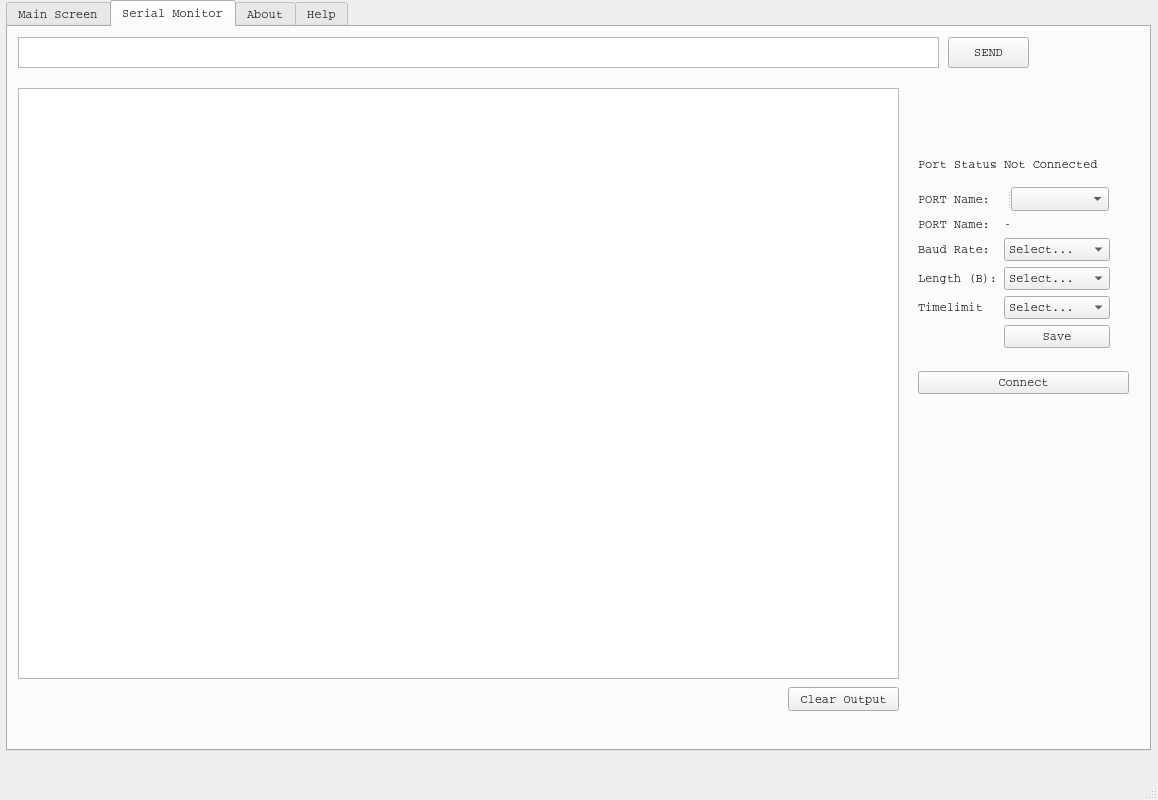
dekhosla/Camera_FrameWork, file QT_Camera_UI.ui: the form before one commit.
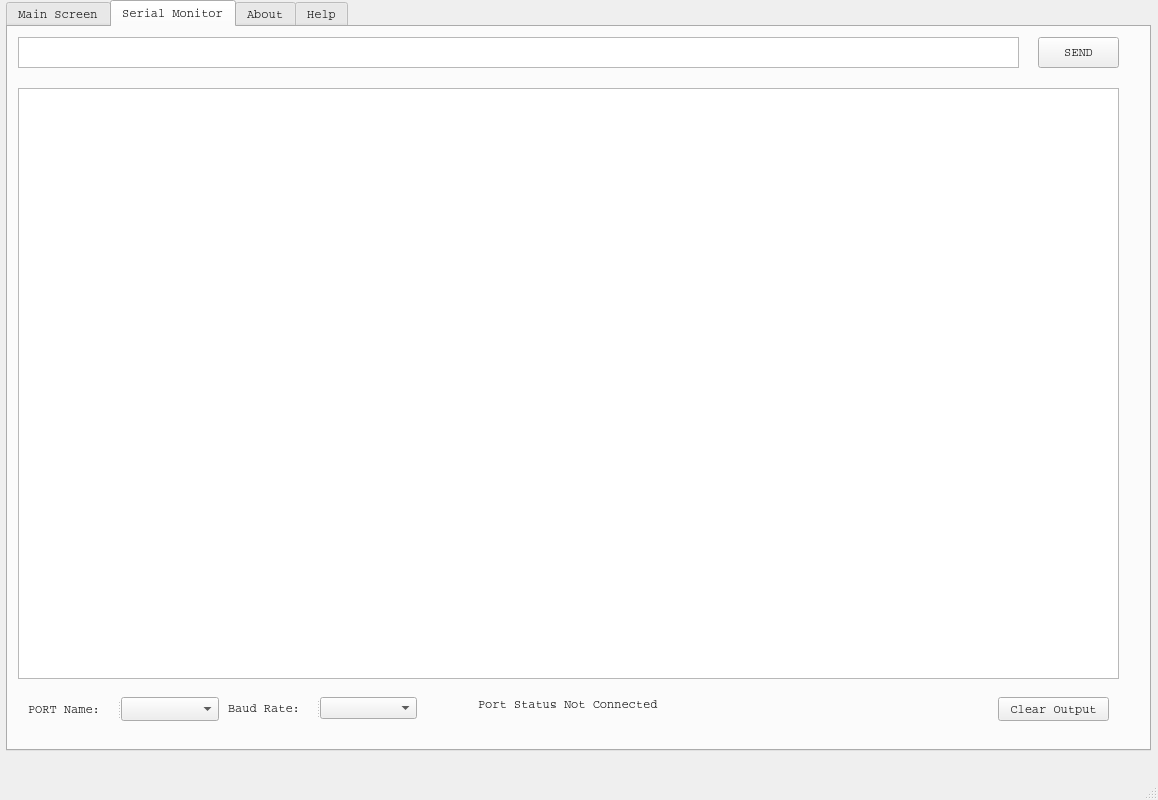
The form after the commit.

Commit message:
UI Change for Serial Monitor
UI Change

```diff
--- a/QT_Camera_UI.ui
+++ b/QT_Camera_UI.ui
@@ -42,7 +42,7 @@
      <property name="leftMargin">
       <number>6</number>
      </property>
-     <item row="0" column="0">
+     <item row="1" column="0">
       <widget class="QTabWidget" name="tabWidget">
        <property name="enabled">
         <bool>true</bool>
@@ -225,7 +225,7 @@
           <rect>
            <x>10</x>
            <y>10</y>
-           <width>921</width>
+           <width>1001</width>
            <height>31</height>
           </rect>
          </property>
@@ -233,7 +233,7 @@
         <widget class="QPushButton" name="pushButton_3">
          <property name="geometry">
           <rect>
-           <x>940</x>
+           <x>1030</x>
            <y>10</y>
            <width>81</width>
            <height>31</height>
@@ -243,202 +243,11 @@
           <string>SEND</string>
          </property>
         </widget>
-        <widget class="QWidget" name="formLayoutWidget">
-         <property name="geometry">
-          <rect>
-           <x>910</x>
-           <y>190</y>
-           <width>192</width>
-           <height>132</height>
-          </rect>
-         </property>
-         <layout class="QFormLayout" name="formLayout">
-          <item row="0" column="0">
-           <widget class="QLabel" name="label_2">
-            <property name="text">
-             <string>PORT Name:</string>
-            </property>
-           </widget>
-          </item>
-          <item row="0" column="1">
-           <widget class="QLabel" name="label_11">
-            <property name="text">
-             <string>-</string>
-            </property>
-           </widget>
-          </item>
-          <item row="1" column="0">
-           <widget class="QLabel" name="label_6">
-            <property name="text">
-             <string>Baud Rate:</string>
-            </property>
-           </widget>
-          </item>
-          <item row="1" column="1">
-           <widget class="QComboBox" name="comboBox_1">
-            <item>
-             <property name="text">
-              <string>Select...</string>
-             </property>
-            </item>
-            <item>
-             <property name="text">
-              <string>1200</string>
-             </property>
-            </item>
-            <item>
-             <property name="text">
-              <string>2400</string>
-             </property>
-            </item>
-            <item>
-             <property name="text">
-              <string>4800</string>
-             </property>
-            </item>
-            <item>
-             <property name="text">
-              <string>9600</string>
-             </property>
-            </item>
-            <item>
-             <property name="text">
-              <string>19200</string>
-             </property>
-            </item>
-            <item>
-             <property name="text">
-              <string>38400</string>
-             </property>
-            </item>
-            <item>
-             <property name="text">
-              <string>57600</string>
-             </property>
-            </item>
-            <item>
-             <property name="text">
-              <string>115200</string>
-             </property>
-            </item>
-           </widget>
-          </item>
-          <item row="2" column="0">
-           <widget class="QLabel" name="label_7">
-            <property name="text">
-             <string>Length (B):</string>
-            </property>
-           </widget>
-          </item>
-          <item row="2" column="1">
-           <widget class="QComboBox" name="comboBox_2">
-            <item>
-             <property name="text">
-              <string>Select...</string>
-             </property>
-            </item>
-            <item>
-             <property name="text">
-              <string>2</string>
-             </property>
-            </item>
-            <item>
-             <property name="text">
-              <string>4</string>
-             </property>
-            </item>
-            <item>
-             <property name="text">
-              <string>8</string>
-             </property>
-            </item>
-            <item>
-             <property name="text">
-              <string>16</string>
-             </property>
-            </item>
-            <item>
-             <property name="text">
-              <string>32</string>
-             </property>
-            </item>
-            <item>
-             <property name="text">
-              <string>64</string>
-             </property>
-            </item>
-           </widget>
-          </item>
-          <item row="3" column="0">
-           <widget class="QLabel" name="label_12">
-            <property name="text">
-             <string>Timelimit</string>
-            </property>
-           </widget>
-          </item>
-          <item row="3" column="1">
-           <widget class="QComboBox" name="comboBox">
-            <item>
-             <property name="text">
-              <string>Select...</string>
-             </property>
-            </item>
-            <item>
-             <property name="text">
-              <string>0</string>
-             </property>
-            </item>
-            <item>
-             <property name="text">
-              <string>2</string>
-             </property>
-            </item>
-            <item>
-             <property name="text">
-              <string>4</string>
-             </property>
-            </item>
-            <item>
-             <property name="text">
-              <string>6</string>
-             </property>
-            </item>
-            <item>
-             <property name="text">
-              <string>8</string>
-             </property>
-            </item>
-            <item>
-             <property name="text">
-              <string>10</string>
-             </property>
-            </item>
-            <item>
-             <property name="text">
-              <string>15</string>
-             </property>
-            </item>
-            <item>
-             <property name="text">
-              <string>20</string>
-             </property>
-            </item>
-           </widget>
-          </item>
-          <item row="4" column="1">
-           <widget class="QPushButton" name="pushButton_4">
-            <property name="text">
-             <string>Save</string>
-            </property>
-           </widget>
-          </item>
-         </layout>
-        </widget>
         <widget class="QWidget" name="formLayoutWidget_2">
          <property name="geometry">
           <rect>
-           <x>910</x>
-           <y>130</y>
+           <x>470</x>
+           <y>670</y>
            <width>200</width>
            <height>21</height>
           </rect>
@@ -466,8 +275,8 @@
         <widget class="QWidget" name="verticalLayoutWidget">
          <property name="geometry">
           <rect>
-           <x>910</x>
-           <y>160</y>
+           <x>20</x>
+           <y>670</y>
            <width>191</width>
            <height>24</height>
           </rect>
@@ -493,7 +302,7 @@
           <rect>
            <x>10</x>
            <y>61</y>
-           <width>881</width>
+           <width>1101</width>
            <height>591</height>
           </rect>
          </property>
@@ -513,8 +322,8 @@
         <widget class="QPushButton" name="Clear_Output">
          <property name="geometry">
           <rect>
-           <x>780</x>
-           <y>660</y>
+           <x>990</x>
+           <y>670</y>
            <width>111</width>
            <height>24</height>
           </rect>
@@ -523,24 +332,35 @@
           <string>Clear Output</string>
          </property>
         </widget>
-        <widget class="QWidget" name="">
+        <widget class="QSplitter" name="splitter_2">
          <property name="geometry">
           <rect>
-           <x>910</x>
-           <y>340</y>
-           <width>211</width>
-           <height>31</height>
+           <x>220</x>
+           <y>670</y>
+           <width>189</width>
+           <height>22</height>
           </rect>
          </property>
-         <layout class="QHBoxLayout" name="horizontalLayout_2">
-          <item>
-           <widget class="QPushButton" name="pushButton">
-            <property name="text">
-             <string>Connect</string>
-            </property>
-           </widget>
-          </item>
-         </layout>
+         <property name="orientation">
+          <enum>Qt::Horizontal</enum>
+         </property>
+         <widget class="QWidget" name="verticalLayoutWidget_2">
+          <layout class="QVBoxLayout" name="verticalLayout_2">
+           <item>
+            <widget class="QSplitter" name="splitter_3">
+             <property name="orientation">
+              <enum>Qt::Horizontal</enum>
+             </property>
+             <widget class="QLabel" name="label_6">
+              <property name="text">
+               <string>Baud Rate:</string>
+              </property>
+             </widget>
+             <widget class="QComboBox" name="comboBoxDropDown_2"/>
+            </widget>
+           </item>
+          </layout>
+         </widget>
         </widget>
        </widget>
        <widget class="QWidget" name="About">
```
The commit also changes 2 other files.
